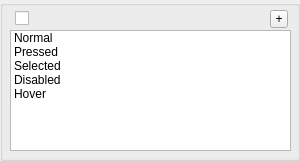
Old version of the form Tools/UIEditor/UI/statepropertygridwidget.ui in the repository xaoctech/dava.engine.
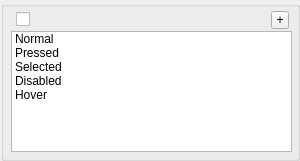
New version of the form.

Patch:
```diff
--- a/Tools/UIEditor/UI/statepropertygridwidget.ui
+++ b/Tools/UIEditor/UI/statepropertygridwidget.ui
@@ -20,11 +20,26 @@
    <string>Form</string>
   </property>
   <layout class="QVBoxLayout" name="verticalLayout">
-   <property name="margin">
+   <property name="leftMargin">
+    <number>1</number>
+   </property>
+   <property name="topMargin">
+    <number>1</number>
+   </property>
+   <property name="rightMargin">
+    <number>0</number>
+   </property>
+   <property name="bottomMargin">
     <number>0</number>
    </property>
    <item>
     <widget class="QGroupBox" name="groupBox">
+     <property name="maximumSize">
+      <size>
+       <width>300</width>
+       <height>16777215</height>
+      </size>
+     </property>
      <property name="title">
       <string/>
      </property>
```
